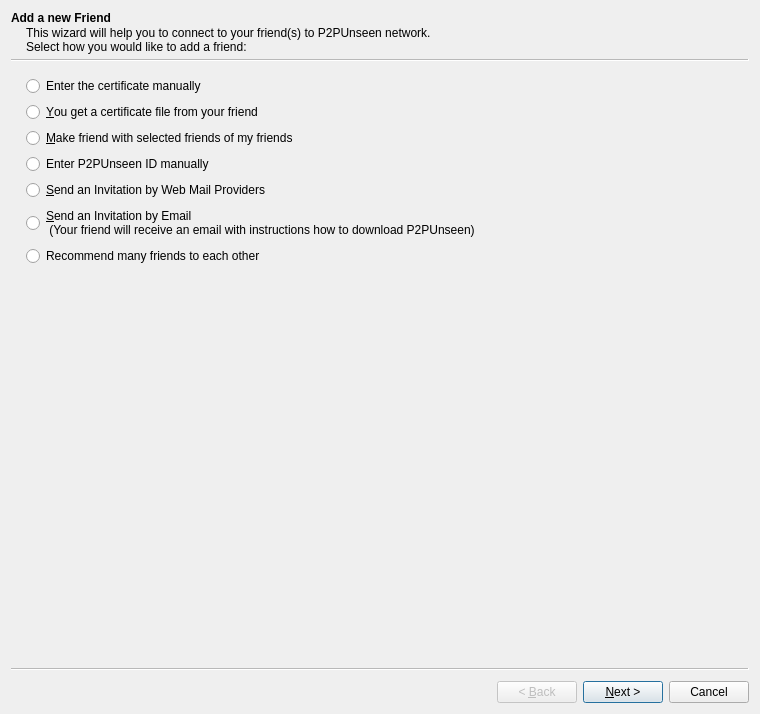
First picture: the form in retroshare-gui/src/gui/connect/ConnectFriendWizard.ui, repository RetroShare/RetroShare, before the edit.
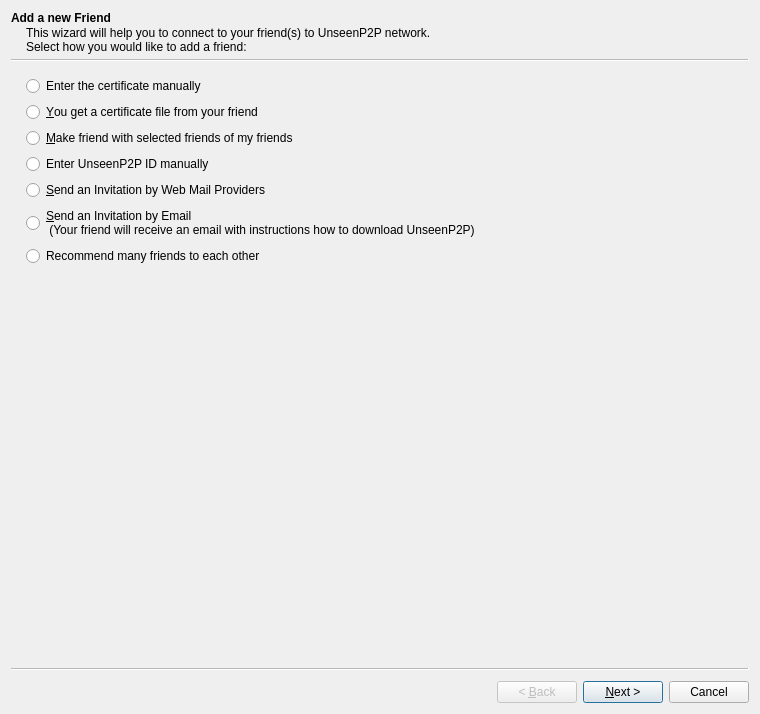
Second picture: the form after the edit. Icons and pictures are not drawn. Custom widgets are drawn as their Qt base class.

Commit message: Update Unseen name

```diff
--- a/retroshare-gui/src/gui/connect/ConnectFriendWizard.ui
+++ b/retroshare-gui/src/gui/connect/ConnectFriendWizard.ui
@@ -22,7 +22,7 @@
     <string>Add a new Friend</string>
    </property>
    <property name="subTitle">
-    <string>This wizard will help you to connect to your friend(s) to P2PUnseen network.&lt;br&gt;Select how you would like to add a friend:</string>
+    <string>This wizard will help you to connect to your friend(s) to UnseenP2P network.&lt;br&gt;Select how you would like to add a friend:</string>
    </property>
    <attribute name="pageId">
     <string notr="true">ConnectFriendWizard::Page_Intro</string>
@@ -52,7 +52,7 @@
     <item>
      <widget class="QRadioButton" name="rsidRadioButton">
       <property name="text">
-       <string>Enter P2PUnseen ID manually</string>
+       <string>Enter UnseenP2P ID manually</string>
       </property>
      </widget>
     </item>
@@ -67,7 +67,7 @@
      <widget class="QRadioButton" name="emailRadioButton">
       <property name="text">
        <string>&amp;Send an Invitation by Email 
- (Your friend will receive an email with instructions how to download P2PUnseen)</string>
+ (Your friend will receive an email with instructions how to download UnseenP2P)</string>
       </property>
      </widget>
     </item>
```
Left out of the diff: 28 changed lines with no effect on the pictures. The commit also changes 107 other files.
